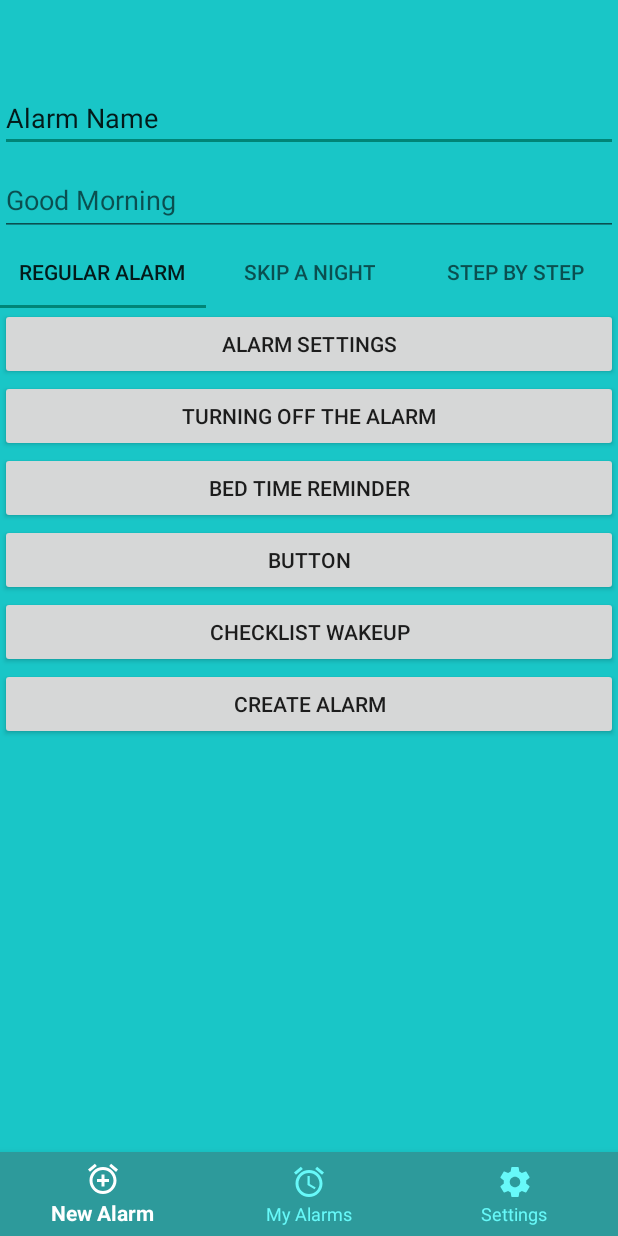
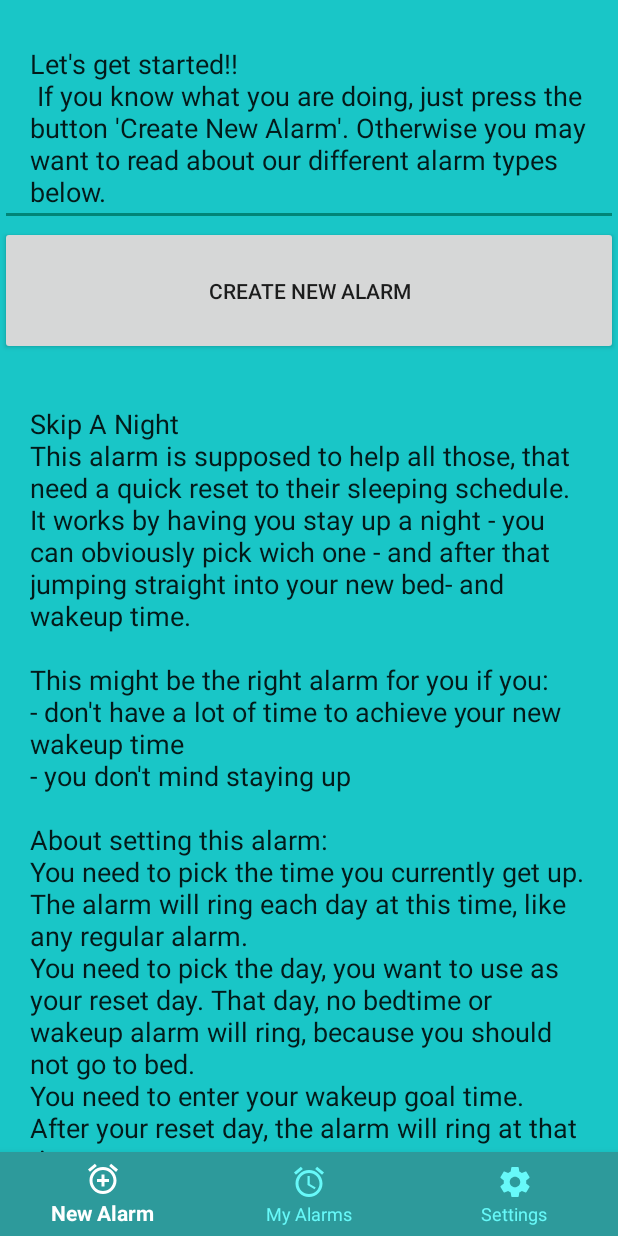
Before and after one commit to zex97/sleepphase, an Android app: the screen it shows after launch (MainActivity), on a phone screen of 412 x 824 dp. Run offline under Robolectric (Android 15) with nearby library versions, the phone set to English and light mode, and no system bars.

Commit message:
new alarm infoview

```diff
--- a/app/src/main/java/com/mse/group1/sleepphase/MainActivity.java
+++ b/app/src/main/java/com/mse/group1/sleepphase/MainActivity.java
@@ -17,7 +17,6 @@ public class MainActivity extends AppCompatActivity {
     BottomNavigationView bottomNavigationView;
 
     private ViewPager viewPager;
-
 
     //Fragments
 
--- a/app/src/main/java/com/mse/group1/sleepphase/fragments/NewAlarmFragment.java
+++ b/app/src/main/java/com/mse/group1/sleepphase/fragments/NewAlarmFragment.java
@@ -1,5 +1,6 @@
 package com.mse.group1.sleepphase.fragments;
 
+import android.content.Intent;
 import android.os.Bundle;
 import android.view.LayoutInflater;
 import android.view.View;
@@ -19,8 +20,11 @@ public class NewAlarmFragment extends Fragment {
     @Override
     public View onCreateView(LayoutInflater inflater, ViewGroup container,
                              Bundle savedInstanceState) {
+
         // Inflate the layout for this fragment
         return inflater.inflate(R.layout.fragment_new_alarm, container, false);
     }
 
+
+
 }
--- a/app/src/main/res/layout/activity_edit_alarm.xml
+++ b/app/src/main/res/layout/activity_edit_alarm.xml
@@ -316,8 +316,30 @@
             <androidx.appcompat.widget.AppCompatCheckBox android:layout_width="wrap_content"
                                                          android:layout_height="wrap_content"
                                                          android:layout_marginBottom="15dp"
-                                                         android:text="Bedtime Checklist"
+                                                         android:text="Morning Checklist"
                                                          android:id="@+id/checklist_wakeup_checkbox"/>
+
+            <androidx.constraintlayout.widget.ConstraintLayout android:layout_width="match_parent"
+                android:layout_height="wrap_content"
+                android:background="@drawable/alarm_rounded_background"
+                android:id="@+id/morning_constr_layout">
+                <EditText android:layout_width="wrap_content" android:layout_height="wrap_content"
+                    android:hint="Activity to add"
+                    app:layout_constraintLeft_toLeftOf="parent"
+                    android:id="@+id/edit_text_add_morning" android:layout_marginLeft="20dp"
+                    android:background="@color/colorWhite" android:textColor="@color/colorPrimaryDark"
+                    app:layout_constraintBaseline_toBaselineOf="@+id/button3"/>
+                <Button android:layout_width="wrap_content" android:layout_height="wrap_content"
+                    android:text="+"
+                    app:layout_constraintStart_toEndOf="@+id/edit_text_add_morning"
+                    android:layout_marginStart="8dp" android:layout_marginTop="5dp"
+                    app:layout_constraintTop_toTopOf="parent" android:id="@+id/button3"/>
+                <ListView android:layout_width="match_parent" android:layout_height="200dp"
+                    android:entries="@array/turning_off_amount" android:nestedScrollingEnabled="true"
+                    android:background="@color/colorPrimaryLight"
+                    app:layout_constraintTop_toBottomOf="@+id/button3"/>
+            </androidx.constraintlayout.widget.ConstraintLayout>
+
         </LinearLayout>
     </androidx.core.widget.NestedScrollView>
 </androidx.constraintlayout.widget.ConstraintLayout>
--- a/app/src/main/res/layout/fragment_new_alarm.xml
+++ b/app/src/main/res/layout/fragment_new_alarm.xml
@@ -1,171 +1,67 @@
 <?xml version="1.0" encoding="utf-8"?>
-<RelativeLayout xmlns:android="http://schemas.android.com/apk/res/android"
-    xmlns:app="http://schemas.android.com/apk/res-auto"
+<androidx.constraintlayout.widget.ConstraintLayout xmlns:android="http://schemas.android.com/apk/res/android"
     xmlns:tools="http://schemas.android.com/tools"
-    android:id="@+id/alarmSettings"
     android:layout_width="match_parent"
-    android:layout_height="match_parent"
-    tools:context=".fragments.NewAlarmFragment">
+    android:layout_height="match_parent">
 
     <ScrollView
         android:layout_width="match_parent"
-        android:layout_height="match_parent">
+        android:layout_height="match_parent"
+        android:background="@color/colorPrimary"
+        tools:layout_editor_absoluteY="64dp">
 
         <LinearLayout
             android:layout_width="match_parent"
             android:layout_height="wrap_content"
-            android:orientation="vertical">
-
-            <androidx.appcompat.widget.Toolbar
-                android:id="@+id/toolbar"
-                android:layout_width="match_parent"
-                android:layout_height="wrap_content"
-                android:background="?attr/colorPrimary"
-                android:minHeight="?attr/actionBarSize"
-                android:theme="?attr/actionBarTheme" />
+            android:orientation="vertical"
+            android:paddingTop="30px"
+            android:paddingBottom="30px">
 
             <EditText
-                android:id="@+id/editTextAlarmName"
+                android:id="@+id/editTextTextMultiLine5"
                 android:layout_width="match_parent"
                 android:layout_height="wrap_content"
                 android:ems="10"
-                android:inputType="textPersonName"
-                android:text="Alarm Name" />
-
-            <com.google.android.material.textfield.TextInputLayout
-                android:layout_width="match_parent"
-                android:layout_height="match_parent">
-
-                <com.google.android.material.textfield.TextInputEditText
-                    android:layout_width="match_parent"
-                    android:layout_height="wrap_content"
-                    android:hint="Good Morning" />
-            </com.google.android.material.textfield.TextInputLayout>
-
-            <Space
-                android:layout_width="match_parent"
-                android:layout_height="wrap_content" />
-
-            <com.google.android.material.tabs.TabLayout
-                android:layout_width="match_parent"
-                android:layout_height="wrap_content">
-
-                <com.google.android.material.tabs.TabItem
-                    android:id="@+id/alarmTypeTabRegularAlarm"
-                    android:layout_width="wrap_content"
-                    android:layout_height="wrap_content"
-                    android:text="Regular Alarm" />
-
-                <com.google.android.material.tabs.TabItem
-                    android:id="@+id/alarmTypeTabSkipANight"
-                    android:layout_width="wrap_content"
-                    android:layout_height="wrap_content"
-                    android:text="Skip A Night" />
-
-                <com.google.android.material.tabs.TabItem
-                    android:id="@+id/alarmTypeTabStepByStep"
-                    android:layout_width="wrap_content"
-                    android:layout_height="wrap_content"
-                    android:text="Step By Step" />
-            </com.google.android.material.tabs.TabLayout>
-
-            <fragment
-                android:id="@+id/fragmentAlarmType"
-                android:name="com.mse.group1.sleepphase.fragments.AlarmTypeFragment"
-                android:layout_width="match_parent"
-                android:layout_height="wrap_content" />
-
-            <Space
-                android:layout_width="match_parent"
-                android:layout_height="wrap_content" />
+                android:gravity="start|top"
+                android:inputType="textMultiLine"
+                android:paddingLeft="30px"
+                android:paddingRight="30px"
+                android:text="Let's get started!!\n If you know what you are doing, just press the button 'Create New Alarm'. Otherwise you may want to read about our different alarm types below." />
 
             <Button
-                android:id="@+id/buttonAlarmSettings"
+                android:id="@+id/button"
                 android:layout_width="match_parent"
                 android:layout_height="wrap_content"
-                android:text="Alarm Settings" />
+                android:paddingTop="50px"
+                android:paddingBottom="50px"
+                android:text="Create New Alarm" />
 
-            <fragment
-                android:id="@+id/fragmentAlarmSettings"
-                android:name="com.mse.group1.sleepphase.fragments.AlarmSettingsFragment"
-                android:layout_width="match_parent"
-                android:layout_height="wrap_content" />
-
-            <Space
-                android:layout_width="match_parent"
-                android:layout_height="wrap_content" />
-
-            <Button
-                android:id="@+id/buttonTurningOffAlarm"
+            <EditText
+                android:id="@+id/editTextTextMultiLine6"
                 android:layout_width="match_parent"
                 android:layout_height="wrap_content"
-                android:text="Turning Off The Alarm" />
+                android:ems="10"
+                android:gravity="start|top"
+                android:inputType="textMultiLine"
+                android:paddingLeft="30px"
+                android:paddingTop="50px"
+                android:paddingRight="30px"
+                android:paddingBottom="50px"
+                android:text="Skip A Night\nThis alarm is supposed to help all those, that need a quick reset to their sleeping schedule.\nIt works by having you stay up a night - you can obviously pick wich one - and after that jumping straight into your new bed- and wakeup time.\n\nThis might be the right alarm for you if you:\n- don't have a lot of time to achieve your new wakeup time\n- you don't mind staying up\n\nAbout setting this alarm:\nYou need to pick the time you currently get up. The alarm will ring each day at this time, like any regular alarm.\nYou need to pick the day, you want to use as your reset day. That day, no bedtime or wakeup alarm will ring, because you should not go to bed.\nYou need to enter your wakeup goal time. After your reset day, the alarm will ring at that time." />
 
-            <fragment
-                android:id="@+id/fragmentTurningOffAlarm"
-                android:name="com.mse.group1.sleepphase.fragments.TurningOffAlarmFragment"
-                android:layout_width="match_parent"
-                android:layout_height="wrap_content" />
-
-            <Space
-                android:layout_width="match_parent"
-                android:layout_height="wrap_content" />
-
-            <Button
-                android:id="@+id/buttonBedtimeReminder"
+            <EditText
+                android:id="@+id/editTextTextMultiLine7"
                 android:layout_width="match_parent"
                 android:layout_height="wrap_content"
-                android:text="Bed Time Reminder" />
-
-            <fragment
-                android:id="@+id/fragmentBedTimeReminder"
-                android:name="com.mse.group1.sleepphase.fragments.BedTimeReminderFragment"
-                android:layout_width="match_parent"
-                android:layout_height="wrap_content" />
-
-            <Space
-                android:layout_width="match_parent"
-                android:layout_height="wrap_content" />
-
-            <Button
-                android:id="@+id/buttonChecklistBedtime"
-                android:layout_width="match_parent"
-                android:layout_height="wrap_content"
-                android:text="Button" />
-
-            <fragment
-                android:id="@+id/fragment6"
-                android:name="com.mse.group1.sleepphase.fragments.ChecklistBedTimeFragment"
-                android:layout_width="match_parent"
-                android:layout_height="wrap_content" />
-
-            <Space
-                android:layout_width="match_parent"
-                android:layout_height="wrap_content" />
-
-            <Button
-                android:id="@+id/buttonWakeupChecklist"
-                android:layout_width="match_parent"
-                android:layout_height="wrap_content"
-                android:text="Checklist Wakeup" />
-
-            <fragment
-                android:id="@+id/fragmentChecklistWakeup"
-                android:name="com.mse.group1.sleepphase.fragments.ChecklistWakeUpFragment"
-                android:layout_width="match_parent"
-                android:layout_height="wrap_content" />
-
-            <Space
-                android:layout_width="match_parent"
-                android:layout_height="wrap_content" />
-
-            <Button
-                android:id="@+id/buttonCreateAlarm"
-                android:layout_width="match_parent"
-                android:layout_height="wrap_content"
-                android:text="Create Alarm" />
-
+                android:ems="10"
+                android:gravity="start|top"
+                android:inputType="textMultiLine"
+                android:paddingLeft="30px"
+                android:paddingTop="50px"
+                android:paddingRight="30px"
+                android:paddingBottom="50px"
+                android:text="Step By Step\nThis alarm will help you slowly achieve your sleeping goals. By setting the alarm earlier step by step, you will not have a big change all at once, but slowly get used to the new time you want to get up at.\nThe alarm will ring earlier for a certain number of minutes (that you pick) every few days. You will also choose the interval.\n\nThis migth be the right alarm for you if you:\n- prefer gradual change\n- you have some time to change up your sleep schedule\n\nAbout setting this alarm:\nYou need to pick the time you currently get up at. The alarm will start off ringing at that time.\nYou need to set the time by which the alarm should ring earlier every time the time gets set to an earlier time.\nYou also need to pick the interval at which the alarm will ring a bit earlier.\nAnd you will have to pick your desired wakeup time, so that the alarm will stop getting earlier when that time has been reached." />
         </LinearLayout>
     </ScrollView>
 
-</RelativeLayout>
+</androidx.constraintlayout.widget.ConstraintLayout>
```
